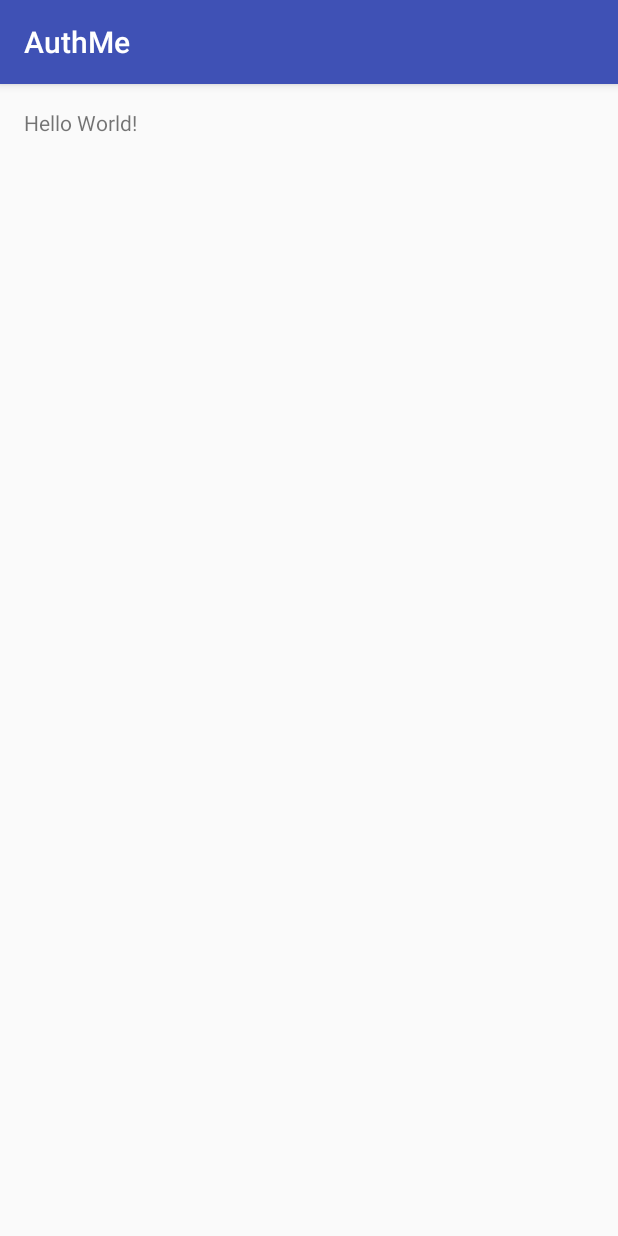
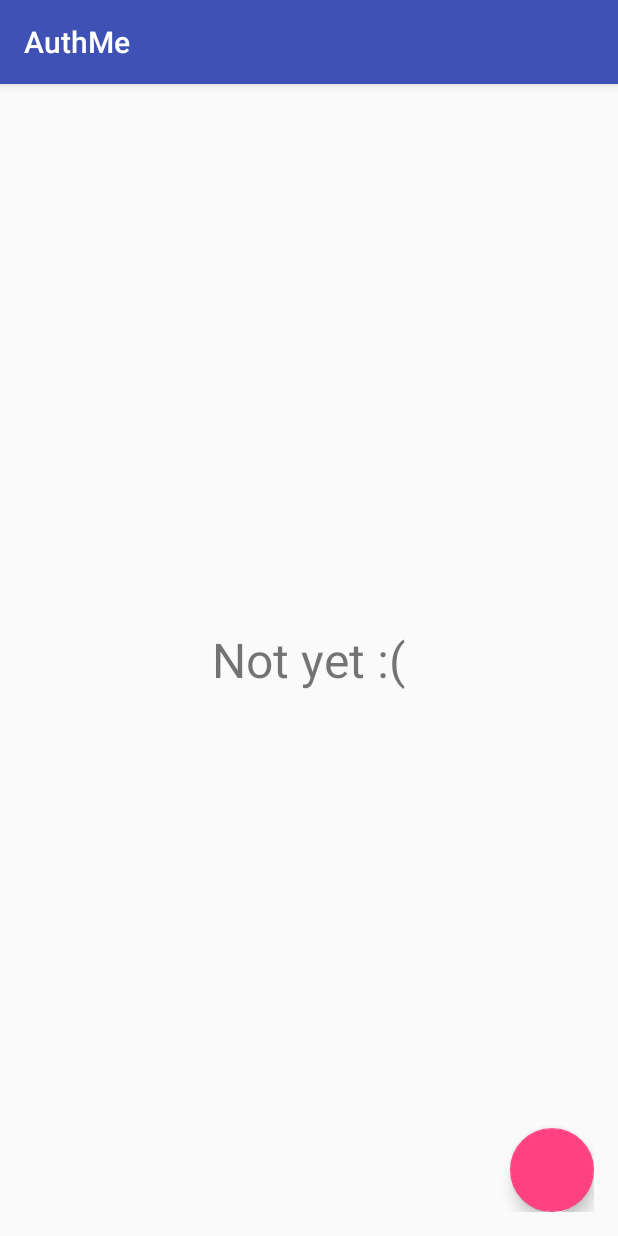
Before and after one commit to paulnunezm/oAuthMe, an Android app: the screen it shows after launch (MainActivity), on a phone screen of 412 x 824 dp. Run offline under Robolectric (Android 15) with nearby library versions, the phone set to English and light mode, and no system bars.

Commit message:
added: test activity.
An activity and resources to test the oauthme signpost facade.

```diff
--- a/app/src/main/java/com/nunez/authme/MainActivity.java
+++ b/app/src/main/java/com/nunez/authme/MainActivity.java
@@ -1,13 +1,113 @@
 package com.nunez.authme;
 
+import android.content.Intent;
+import android.content.SharedPreferences;
+import android.net.Uri;
+import android.os.Bundle;
+import android.support.design.widget.FloatingActionButton;
 import android.support.v7.app.AppCompatActivity;
-import android.os.Bundle;
+import android.util.Log;
+import android.view.View;
+import android.webkit.WebView;
+import android.widget.TextView;
 
-public class MainActivity extends AppCompatActivity {
+import com.nunez.oauthathenticator.AuthDialog;
+
+import static com.nunez.authme.ApiConstants.CALLBACK_URL;
+
+public class MainActivity extends  AppCompatActivity implements com.nunez.oauthathenticator.Authenticator.AuthenticatorListener,
+    AuthDialog.RequestListener{
+
+  private static final String TAG = "MainActivity";
+
+  private TextView textView;
+  private WebView  webview;
+
+  private com.nunez.oauthathenticator.Authenticator authenticator;
 
   @Override
   protected void onCreate(Bundle savedInstanceState) {
     super.onCreate(savedInstanceState);
     setContentView(R.layout.activity_main);
+    textView = (TextView) findViewById(R.id.status);
+
+    Intent  intent = getIntent();
+    Boolean isAuth = intent.getBooleanExtra("auth", false);
+
+    if (isAuth) {
+      textView.setText("is Authed!!!");
+      // Save data and request user data.
+    } else {
+      // Be sad.
+      textView.setText("Not yet :(");
+    }
+
+    FloatingActionButton fab = (FloatingActionButton) findViewById(R.id.fab);
+    fab.setOnClickListener(new View.OnClickListener() {
+      @Override
+      public void onClick(View view) {
+        checkIfAuthenticated();
+      }
+    });
+  }
+
+
+  public void checkIfAuthenticated() {
+    Log.d(TAG, "checkIfAuthenticated() called");
+
+    // Instanciamos los settings para saber si ya hemos sido auth
+    SharedPreferences preferences = getSharedPreferences("oauthPrefs", 0);
+
+    if (!preferences.getBoolean("authenticated", false)) {
+      textView.setText("Authenticating");
+
+      authenticator = new com.nunez.oauthathenticator.Authenticator.Builder()
+          .consumerKey(BuildConfig.GOODREADS_API_KEY)
+          .consumerSecret(BuildConfig.GOODREADS_API_SECRET)
+          .requestTokenUrl(ApiConstants.REQUEST_TOKEN_URL)
+          .accessTokenUrl(ApiConstants.ACCESS_TOKEN_URL)
+          .authorizeUrl(ApiConstants.AUTHORIZE_URL)
+          .callbackUrl(CALLBACK_URL)
+          .listener(this)
+          .build();
+
+      authenticator.getRequestToken();
+
+    } else {
+      textView.setText("authenticated");
+      textView.setVisibility(View.VISIBLE);
+      webview.setVisibility(View.GONE);
+    }
+  }
+
+  @Override
+  public void onRequestTokenReceived(String requestToken) {
+
+    // authDialog.show() will take care of adding the fragment
+    // in a transaction.  We also want to remove any currently showing
+    // dialog, so make our own transaction and take care of that here.
+    android.support.v4.app.FragmentTransaction ft   = getSupportFragmentManager().beginTransaction();
+    android.support.v4.app.Fragment            prev = getSupportFragmentManager().findFragmentByTag("dialog");
+    if (prev != null) {
+      ft.remove(prev);
+    }
+    ft.addToBackStack(null);
+
+    // Create and show the dialog.
+    AuthDialog authDialog = AuthDialog.newInstance(requestToken, CALLBACK_URL, this);
+    authDialog.show(ft, "dialog");
+  }
+
+  @Override
+  public void onUserSecretRecieved(String userKey, String userSecret) {
+    Log.d(TAG, "onUserSecretRecieved() called with: userKey = [" + userKey + "], userSecret = [" + userSecret + "]");
+  }
+
+  @Override
+  public void onAuthorizationTokenReceived(Uri authToken) {
+    Log.d(TAG, "onAuthorizationTokenReceived() called with: authToken = [" + authToken + "]");
+    textView.setText("Authenticated");
+    // Now we can request the users
+    authenticator.getUserSecretKeys(authToken);
   }
 }
--- a/app/src/main/res/layout/activity_main.xml
+++ b/app/src/main/res/layout/activity_main.xml
@@ -1,18 +1,34 @@
 <?xml version="1.0" encoding="utf-8"?>
-<RelativeLayout
+<FrameLayout
     xmlns:android="http://schemas.android.com/apk/res/android"
+    xmlns:app="http://schemas.android.com/apk/res-auto"
     xmlns:tools="http://schemas.android.com/tools"
-    android:id="@+id/activity_main"
+    android:id="@+id/content_main"
     android:layout_width="match_parent"
     android:layout_height="match_parent"
     android:paddingBottom="@dimen/activity_vertical_margin"
     android:paddingLeft="@dimen/activity_horizontal_margin"
     android:paddingRight="@dimen/activity_horizontal_margin"
     android:paddingTop="@dimen/activity_vertical_margin"
-    tools:context="com.nunez.authme.MainActivity">
+    app:layout_behavior="@string/appbar_scrolling_view_behavior"
+    tools:context="com.nunez.authme.MainActivity"
+    android:background="@android:color/transparent"
+    tools:showIn="@layout/activity_main">
 
     <TextView
+        android:id="@+id/status"
         android:layout_width="wrap_content"
         android:layout_height="wrap_content"
-        android:text="Hello World!"/>
-</RelativeLayout>
+        android:layout_gravity="center"
+        android:text="OAuth Me"
+        android:textSize="32sp"
+        android:textAlignment="center"/>
+
+    <android.support.design.widget.FloatingActionButton
+        android:id="@+id/fab"
+        android:layout_width="wrap_content"
+        android:layout_height="wrap_content"
+        android:layout_gravity="bottom|end"
+        app:fabSize="normal"/>
+
+</FrameLayout>
```
Also changed, not shown: app/build.gradle (+10 -1 lines), app/src/main/java/com/nunez/authme/ApiConstants.java (added, +13 -0 lines), 1 other file.
